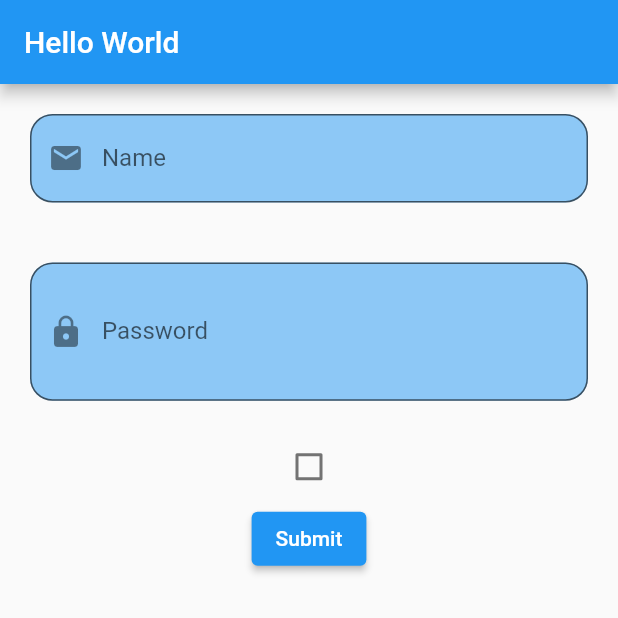
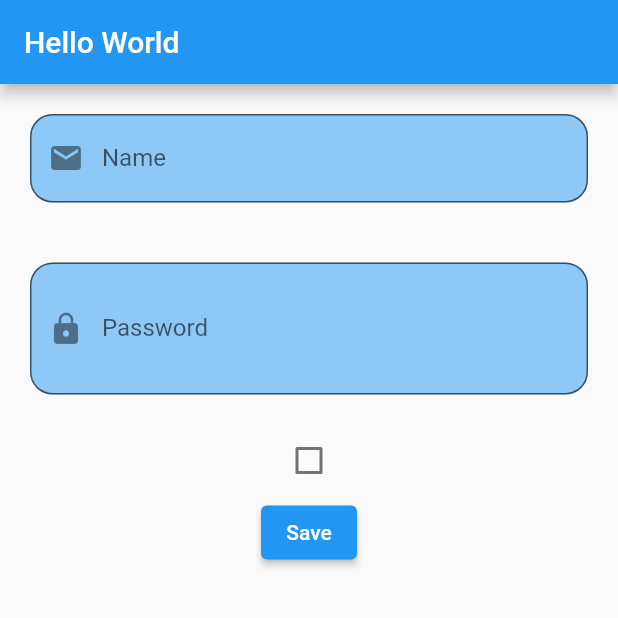
Before and after one commit to ElhamElshami/Flutter_Challenges_100Days, a Flutter app: the screen it shows after launch, on a phone screen of 412 x 824 dp, the top half of it. Run offline on Flutter 3.47's test engine with Material 2 defaults, Android fonts, the phone set to English and light mode, and no system bars.

Commit message:
Update project

```diff
--- a/lib/home.dart
+++ b/lib/home.dart
@@ -10,12 +10,30 @@ class _Screen_HomeState extends State<Screen_Home> {
   bool _isChecked = false;
   TextEditingController controllerField1 = TextEditingController();
   TextEditingController controllerField2 = TextEditingController();
+  String email = '';
+  String password = '';
+
+  final GlobalKey _formKey = GlobalKey<FormState>();
+  setEmail(String email) {
+    this.email = email;
+  }
+
+  setPassword(String password) {
+    this.password = password;
+  }
+
   void checkBoxCallBack(bool? checkBoxState) {
     if (checkBoxState != null) {
       setState(() {
         _isChecked = checkBoxState;
       });
     }
+  }
+
+  saveForm() {
+    //هاي بمجرد تنفيذها حتتنفذ جميع الدوال ال onSave  و حتنحفظ القيم
+    // _formKey.currentState.save();
+    //اووه مش عارفة ليش مش راضية تزبط :|
   }
 
   @override
@@ -25,27 +43,29 @@ class _Screen_HomeState extends State<Screen_Home> {
         title: const Text('Hello World'),
       ),
       body: Container(
+        child: Form(
+            key: _formKey,
             child: Column(
               children: [
-          CustomeTextField('Name',controllerField1, Icons.email),
-          CustomeTextField('Password',controllerField2, Icons.lock, true),
-          // The argument type 'void Function(bool)' can't be assigned to the parameter type 'void Function(bool?)?'
+                CustomeTextField(
+                    'Name', controllerField1, Icons.email, setEmail),
+                CustomeTextField('Password', controllerField2, Icons.lock,
+                    setPassword, true),
                 Checkbox(
                   value: _isChecked,
                   onChanged: checkBoxCallBack,
                 ),
                 ElevatedButton(
+                  child: const Text('Save'),
                   onPressed: () {
-                if (_isChecked) {
-                  print(controllerField1.text);
-                  print(controllerField2.text);
-                } else {
-                  print('please put check');
-                }
+                    saveForm();
+                    print(email);
+                    print(password);
                   },
-              child: const Text('Submit'))
+                )
               ],
             )),
+      ),
     );
   }
 }
--- a/lib/widgets/custome_textField.dart
+++ b/lib/widgets/custome_textField.dart
@@ -3,10 +3,12 @@ import 'package:flutter/material.dart';
 class CustomeTextField extends StatefulWidget {
   String label;
   IconData icon;
-  bool password =false;
+  bool password = false;
   TextEditingController controller;
+  Function onSave;
 
-  CustomeTextField(this.label,this.controller, this.icon,[this.password = false]);
+  CustomeTextField(this.label, this.controller, this.icon, this.onSave,
+      [this.password = false]);
 
   @override
   State<CustomeTextField> createState() => _CustomeTextFieldState();
@@ -17,7 +19,11 @@ class _CustomeTextFieldState extends State<CustomeTextField> {
   Widget build(BuildContext context) {
     return Container(
       margin: const EdgeInsets.all(20.0),
-      child: TextField(
+      child: TextFormField(
+        onSaved: (String? value) {
+          //be attention when using dynamic function or value according to widget use widget keyword
+          widget.onSave(value);
+        },
         obscureText: widget.password,
         controller: widget.controller,
         decoration: InputDecoration(
@@ -25,7 +31,7 @@ class _CustomeTextFieldState extends State<CustomeTextField> {
             suffix: Visibility(
               visible: widget.password,
               child: IconButton(
-                icon:  const Icon()
+                icon: const Icon(Icons.remove_red_eye),
                 onPressed: () {
                   setState(() {
                     widget.password = !widget.password;
@@ -40,4 +46,5 @@ class _CustomeTextFieldState extends State<CustomeTextField> {
       ),
     );
   }
+
 }
```
Lines whose indentation alone changed are shown as unchanged.
